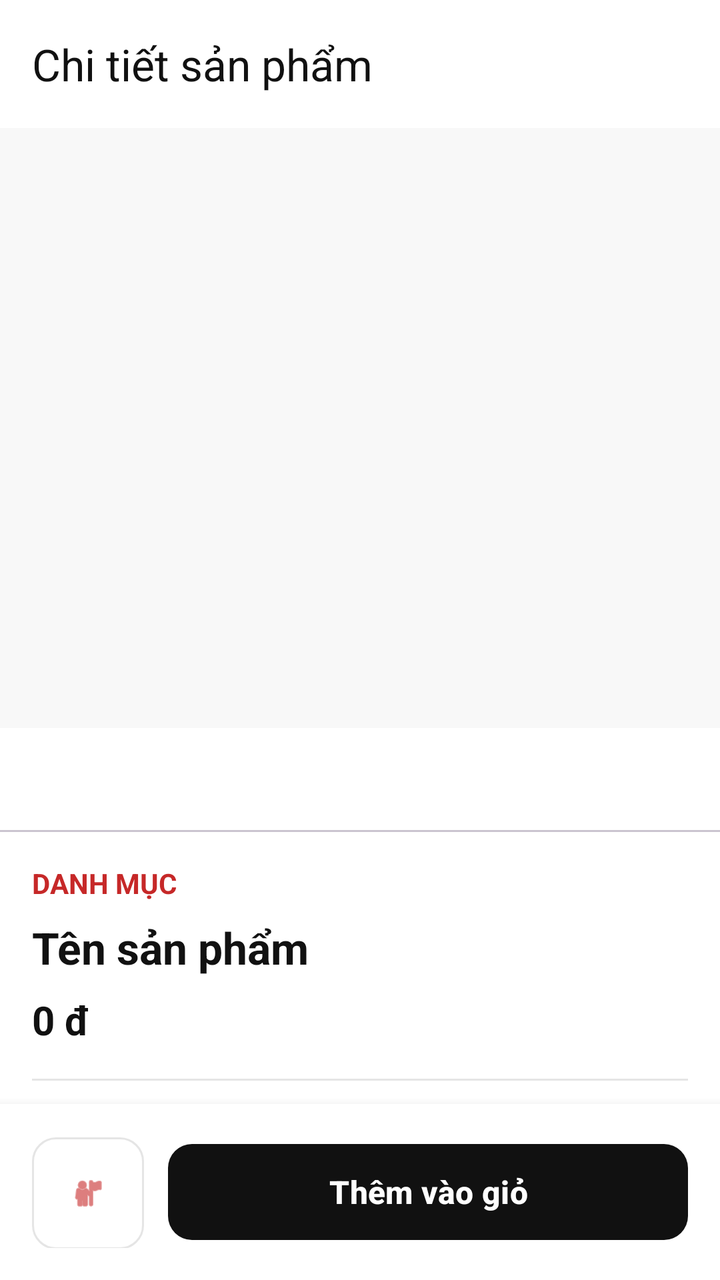
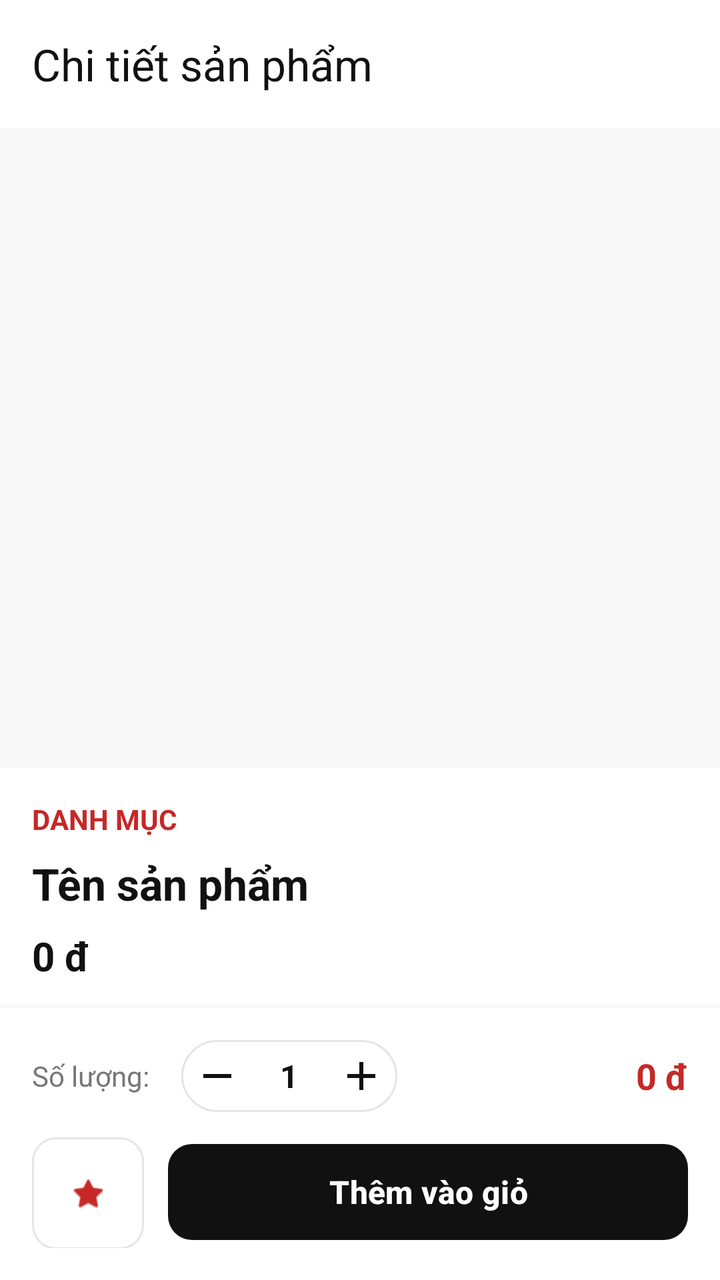

Compare the two renders of this Android layout. The source of the first and the diff that turns it into the second are given below.
<!-- AndroidManifest.xml: application theme Theme.TirTirMCommerce -->
<!-- res/layout/activity_product_detail.xml -->
<?xml version="1.0" encoding="utf-8"?>
<androidx.coordinatorlayout.widget.CoordinatorLayout xmlns:android="http://schemas.android.com/apk/res/android"
    xmlns:app="http://schemas.android.com/apk/res-auto"
    android:layout_width="match_parent"
    android:layout_height="match_parent"
    android:background="@android:color/white">

    <com.google.android.material.appbar.AppBarLayout
        android:layout_width="match_parent"
        android:layout_height="wrap_content"
        android:background="@android:color/white"
        app:elevation="0dp">

        <androidx.appcompat.widget.Toolbar
            android:id="@+id/toolbarProductDetail"
            android:layout_width="match_parent"
            android:layout_height="?attr/actionBarSize"
            app:title="@string/product_detail_title"
            app:titleTextColor="@color/tirtir_text_primary" />
    </com.google.android.material.appbar.AppBarLayout>

    <androidx.core.widget.NestedScrollView
        android:layout_width="match_parent"
        android:layout_height="match_parent"
        app:layout_behavior="@string/appbar_scrolling_view_behavior"
        android:paddingBottom="80dp">

        <LinearLayout
            android:layout_width="match_parent"
            android:layout_height="wrap_content"
            android:orientation="vertical">

            
            <androidx.viewpager2.widget.ViewPager2
                android:id="@+id/viewPagerProductImages"
                android:layout_width="match_parent"
                android:layout_height="300dp"
                android:background="@color/tirtir_off_white" />

            
            <com.google.android.material.tabs.TabLayout
                android:id="@+id/tabIndicatorImages"
                android:layout_width="match_parent"
                android:layout_height="wrap_content"
                android:layout_marginTop="4dp"
                app:tabBackground="@drawable/selector_tab_dot"
                app:tabGravity="center"
                app:tabIndicatorHeight="0dp"
                app:tabPaddingStart="4dp"
                app:tabPaddingEnd="4dp" />

            <LinearLayout
                android:layout_width="match_parent"
                android:layout_height="wrap_content"
                android:orientation="vertical"
                android:padding="16dp">

                <TextView
                    android:id="@+id/tvProductCategory"
                    android:layout_width="wrap_content"
                    android:layout_height="wrap_content"
                    android:text="@string/product_category_placeholder"
                    android:textColor="@color/tirtir_red_primary"
                    android:textSize="14sp"
                    android:textAllCaps="true"
                    android:textStyle="bold" />

                <TextView
                    android:id="@+id/tvProductName"
                    android:layout_width="match_parent"
                    android:layout_height="wrap_content"
                    android:layout_marginTop="8dp"
                    android:text="@string/product_name_placeholder"
                    android:textColor="@color/tirtir_text_primary"
                    android:textSize="22sp"
                    android:textStyle="bold" />

                <TextView
                    android:id="@+id/tvProductPrice"
                    android:layout_width="wrap_content"
                    android:layout_height="wrap_content"
                    android:layout_marginTop="8dp"
                    android:text="@string/product_price_placeholder"
                    android:textColor="@color/tirtir_text_primary"
                    android:textSize="20sp"
                    android:textStyle="bold" />

                <View
                    android:layout_width="match_parent"
                    android:layout_height="1dp"
                    android:layout_marginTop="16dp"
                    android:layout_marginBottom="16dp"
                    android:background="@color/tirtir_border_gray" />

                <TextView
                    android:layout_width="wrap_content"
                    android:layout_height="wrap_content"
                    android:text="@string/product_suitable_skin_types"
                    android:textColor="@color/tirtir_text_primary"
                    android:textStyle="bold"
                    android:textSize="16sp" />

                <TextView
                    android:id="@+id/tvSuitableSkinTypes"
                    android:layout_width="match_parent"
                    android:layout_height="wrap_content"
                    android:layout_marginTop="8dp"
                    android:text="@string/product_skin_types_placeholder"
                    android:textColor="@color/tirtir_text_secondary"
                    android:textSize="14sp" />

                <TextView
                    android:layout_width="wrap_content"
                    android:layout_height="wrap_content"
                    android:layout_marginTop="16dp"
                    android:text="@string/product_ingredients_title"
                    android:textColor="@color/tirtir_text_primary"
                    android:textStyle="bold"
                    android:textSize="16sp" />

                <TextView
                    android:id="@+id/tvIngredientList"
                    android:layout_width="match_parent"
                    android:layout_height="wrap_content"
                    android:layout_marginTop="8dp"
                    android:text="@string/product_ingredients_placeholder"
                    android:textColor="@color/tirtir_text_secondary"
                    android:textSize="14sp" />

                <TextView
                    android:layout_width="wrap_content"
                    android:layout_height="wrap_content"
                    android:layout_marginTop="16dp"
                    android:text="@string/product_description_title"
                    android:textColor="@color/tirtir_text_primary"
                    android:textStyle="bold"
                    android:textSize="16sp" />

                <TextView
                    android:id="@+id/tvProductDescription"
                    android:layout_width="match_parent"
                    android:layout_height="wrap_content"
                    android:layout_marginTop="8dp"
                    android:text="@string/product_description_placeholder"
                    android:textColor="@color/tirtir_text_secondary"
                    android:textSize="14sp"
                    android:lineSpacingExtra="4dp" />

            </LinearLayout>
        </LinearLayout>
    </androidx.core.widget.NestedScrollView>

    
    <LinearLayout
        android:layout_width="match_parent"
        android:layout_height="wrap_content"
        android:layout_gravity="bottom"
        android:background="@color/tirtir_white"
        android:elevation="8dp"
        android:orientation="horizontal"
        android:padding="16dp">

        
        <com.google.android.material.button.MaterialButton
            android:id="@+id/btnWishlist"
            style="@style/Widget.MaterialComponents.Button.OutlinedButton"
            android:layout_width="56dp"
            android:layout_height="56dp"
            android:contentDescription="@string/content_desc_wishlist"
            android:insetTop="0dp"
            android:insetBottom="0dp"
            android:padding="0dp"
            app:icon="@android:drawable/ic_menu_myplaces"
            app:iconGravity="textStart"
            app:iconPadding="0dp"
            app:iconTint="@color/tirtir_red_primary"
            app:strokeColor="@color/tirtir_border_gray"
            app:cornerRadius="12dp" />

        
        <com.google.android.material.button.MaterialButton
            android:id="@+id/btnAddToCart"
            android:layout_width="0dp"
            android:layout_height="56dp"
            android:layout_marginStart="12dp"
            android:layout_weight="1"
            android:text="@string/btn_add_to_cart"
            android:textColor="@color/tirtir_white"
            android:textSize="16sp"
            android:textStyle="bold"
            app:backgroundTint="@color/tirtir_black"
            app:cornerRadius="12dp" />
    </LinearLayout>

</androidx.coordinatorlayout.widget.CoordinatorLayout>
<!-- resources referenced by this layout -->
<resources>
  <color name="tirtir_black">#111111</color>
  <color name="tirtir_border_gray">#E5E5E5</color>
  <color name="tirtir_off_white">#F8F8F8</color>
  <color name="tirtir_red_primary">#C62828</color>
  <color name="tirtir_text_primary">#111111</color>
  <color name="tirtir_text_secondary">#777777</color>
  <color name="tirtir_white">#FFFFFF</color>
  <!-- drawable selector_tab_dot (drawable) -->
  <?xml version="1.0" encoding="utf-8"?>
  <selector xmlns:android="http://schemas.android.com/apk/res/android">
      
      <item android:state_selected="true">
          <shape android:shape="oval">
              <solid android:color="@color/tirtir_red_primary" />
              <size android:width="8dp" android:height="8dp" />
          </shape>
      </item>
      
      <item>
          <shape android:shape="oval">
              <solid android:color="@color/tirtir_silver_gray" />
              <size android:width="8dp" android:height="8dp" />
          </shape>
      </item>
  </selector>
  <string name="btn_add_to_cart">Thêm vào giỏ</string>
  <string name="content_desc_wishlist">Thêm vào yêu thích</string>
  <string name="product_category_placeholder">DANH MỤC</string>
  <string name="product_description_placeholder">Mô tả sản phẩm</string>
  <string name="product_description_title">Mô tả</string>
  <string name="product_detail_title">Chi tiết sản phẩm</string>
  <string name="product_ingredients_placeholder">Nước, Glycerin, Niacinamide...</string>
  <string name="product_ingredients_title">Thành phần</string>
  <string name="product_name_placeholder">Tên sản phẩm</string>
  <string name="product_price_placeholder">0 đ</string>
  <string name="product_skin_types_placeholder">Mọi loại da, da nhạy cảm</string>
  <string name="product_suitable_skin_types">Loại da phù hợp</string>
  <style name="Theme.TirTirMCommerce" parent="Base.Theme.TirTirMCommerce" />
  <color name="tirtir_silver_gray">#BDBDBD</color>
  <color name="tirtir_red_dark">#8E0000</color>
  <color name="tirtir_red_surface">#FFEBEE</color>
  <color name="tirtir_error">#D32F2F</color>
  <!-- unchanged entries left out for length: 1 -->
</resources>

<!-- the commit's change to res/layout/activity_product_detail.xml (unified diff, before → after) -->
@@ -3,7 +3,7 @@
     xmlns:app="http://schemas.android.com/apk/res-auto"
     android:layout_width="match_parent"
     android:layout_height="match_parent"
-    android:background="@android:color/white">
+    android:background="@color/tirtir_white">
 
     <com.google.android.material.appbar.AppBarLayout
         android:layout_width="match_parent"
@@ -31,23 +31,42 @@
             android:orientation="vertical">
 
             
-            <androidx.viewpager2.widget.ViewPager2
-                android:id="@+id/viewPagerProductImages"
+            
+            <FrameLayout
                 android:layout_width="match_parent"
-                android:layout_height="300dp"
-                android:background="@color/tirtir_off_white" />
-
-            
-            <com.google.android.material.tabs.TabLayout
-                android:id="@+id/tabIndicatorImages"
-                android:layout_width="match_parent"
-                android:layout_height="wrap_content"
-                android:layout_marginTop="4dp"
-                app:tabBackground="@drawable/selector_tab_dot"
-                app:tabGravity="center"
-                app:tabIndicatorHeight="0dp"
-                app:tabPaddingStart="4dp"
-                app:tabPaddingEnd="4dp" />
+                android:layout_height="320dp"
+                android:background="@color/tirtir_off_white">
+
+                <ImageView
+                    android:id="@+id/ivProductDetailImage"
+                    android:layout_width="match_parent"
+                    android:layout_height="match_parent"
+                    android:scaleType="centerCrop"
+                    android:background="@color/tirtir_off_white"
+                    android:contentDescription="@string/product_name_placeholder" />
+
+                
+                <androidx.viewpager2.widget.ViewPager2
+                    android:id="@+id/viewPagerProductImages"
+                    android:layout_width="match_parent"
+                    android:layout_height="match_parent"
+                    android:visibility="gone" />
+
+                <com.google.android.material.tabs.TabLayout
+                    android:id="@+id/tabIndicatorImages"
+                    android:layout_width="wrap_content"
+                    android:layout_height="16dp"
+                    android:layout_gravity="bottom|center_horizontal"
+                    android:layout_marginBottom="8dp"
+                    android:background="@android:color/transparent"
+                    app:tabBackground="@drawable/tab_selector"
+                    app:tabGravity="center"
+                    app:tabIndicatorHeight="0dp"
+                    app:tabPaddingEnd="4dp"
+                    app:tabPaddingStart="4dp"
+                    android:visibility="gone"/>
+
+            </FrameLayout>
 
             <LinearLayout
                 android:layout_width="match_parent"
@@ -157,39 +176,126 @@
         android:layout_gravity="bottom"
         android:background="@color/tirtir_white"
         android:elevation="8dp"
-        android:orientation="horizontal"
+        android:orientation="vertical"
         android:padding="16dp">
 
-        
-        <com.google.android.material.button.MaterialButton
-            android:id="@+id/btnWishlist"
-            style="@style/Widget.MaterialComponents.Button.OutlinedButton"
-            android:layout_width="56dp"
-            android:layout_height="56dp"
-            android:contentDescription="@string/content_desc_wishlist"
-            android:insetTop="0dp"
-            android:insetBottom="0dp"
-            android:padding="0dp"
-            app:icon="@android:drawable/ic_menu_myplaces"
-            app:iconGravity="textStart"
-            app:iconPadding="0dp"
-            app:iconTint="@color/tirtir_red_primary"
-            app:strokeColor="@color/tirtir_border_gray"
-            app:cornerRadius="12dp" />
-
-        
-        <com.google.android.material.button.MaterialButton
-            android:id="@+id/btnAddToCart"
-            android:layout_width="0dp"
-            android:layout_height="56dp"
-            android:layout_marginStart="12dp"
-            android:layout_weight="1"
-            android:text="@string/btn_add_to_cart"
-            android:textColor="@color/tirtir_white"
-            android:textSize="16sp"
-            android:textStyle="bold"
-            app:backgroundTint="@color/tirtir_black"
-            app:cornerRadius="12dp" />
+        <LinearLayout
+            android:layout_width="match_parent"
+            android:layout_height="wrap_content"
+            android:orientation="horizontal"
+            android:gravity="center_vertical"
+            android:layout_marginBottom="12dp">
+            
+            <TextView
+                android:layout_width="wrap_content"
+                android:layout_height="wrap_content"
+                android:text="Số lượng:"
+                android:textColor="@color/tirtir_text_secondary"
+                android:textSize="14sp"
+                android:layout_marginEnd="16dp"/>
+                
+            <LinearLayout
+                android:layout_width="wrap_content"
+                android:layout_height="36dp"
+                android:orientation="horizontal"
+                android:background="@drawable/bg_stepper"
+                android:gravity="center_vertical">
+                
+                <ImageButton
+                    android:id="@+id/btnDecreaseQty"
+                    android:layout_width="36dp"
+                    android:layout_height="36dp"
+                    android:background="?attr/selectableItemBackground"
+                    android:src="@drawable/ic_minus"
+                    app:tint="@color/tirtir_black"/>
+                    
+                <TextView
+                    android:id="@+id/tvQuantity"
+                    android:layout_width="36dp"
+                    android:layout_height="wrap_content"
+                    android:text="1"
+                    android:gravity="center"
+                    android:textColor="@color/tirtir_black"
+                    android:textStyle="bold"
+                    android:textSize="16sp"/>
+                    
+                <ImageButton
+                    android:id="@+id/btnIncreaseQty"
+                    android:layout_width="36dp"
+                    android:layout_height="36dp"
+                    android:background="?attr/selectableItemBackground"
+                    android:src="@drawable/ic_plus"
+                    app:tint="@color/tirtir_black"/>
+            </LinearLayout>
+            
+            <View
+                android:layout_width="0dp"
+                android:layout_height="0dp"
+                android:layout_weight="1"/>
+                
+            <TextView
+                android:id="@+id/tvTotalPrice"
+                android:layout_width="wrap_content"
+                android:layout_height="wrap_content"
+                android:text="0 đ"
+                android:textColor="@color/tirtir_red_primary"
+                android:textSize="18sp"
+                android:textStyle="bold"/>
+        </LinearLayout>
+
+        <LinearLayout
+            android:layout_width="match_parent"
+            android:layout_height="wrap_content"
+            android:orientation="horizontal">
+            
+            <com.google.android.material.button.MaterialButton
+                android:id="@+id/btnWishlist"
+                style="@style/Widget.MaterialComponents.Button.OutlinedButton"
+                android:layout_width="56dp"
+                android:layout_height="56dp"
+                android:contentDescription="@string/content_desc_wishlist"
+                android:insetTop="0dp"
+                android:insetBottom="0dp"
+                android:padding="0dp"
+                app:icon="@android:drawable/btn_star_big_off"
+                app:iconGravity="textStart"
+                app:iconPadding="0dp"
+                app:iconTint="@color/tirtir_red_primary"
+                app:strokeColor="@color/tirtir_border_gray"
+                app:cornerRadius="12dp" />
+
+            
+            <com.google.android.material.button.MaterialButton
+                android:id="@+id/btnARTryOn"
+                style="@style/Widget.MaterialComponents.Button.OutlinedButton"
+                android:layout_width="56dp"
+                android:layout_height="56dp"
+                android:layout_marginStart="8dp"
+                android:contentDescription="AR Try-On"
+                android:insetTop="0dp"
+                android:insetBottom="0dp"
+                android:padding="0dp"
+                app:icon="@android:drawable/ic_menu_camera"
+                app:iconGravity="textStart"
+                app:iconPadding="0dp"
+                app:iconTint="@color/tirtir_red_primary"
+                app:strokeColor="@color/tirtir_red_primary"
+                app:cornerRadius="12dp"
+                android:visibility="gone" />
+
+            <com.google.android.material.button.MaterialButton
+                android:id="@+id/btnAddToCart"
+                android:layout_width="0dp"
+                android:layout_height="56dp"
+                android:layout_marginStart="12dp"
+                android:layout_weight="1"
+                android:text="@string/btn_add_to_cart"
+                android:textColor="@color/tirtir_white"
+                android:textSize="16sp"
+                android:textStyle="bold"
+                app:backgroundTint="@color/tirtir_black"
+                app:cornerRadius="12dp" />
+        </LinearLayout>
     </LinearLayout>
 
 </androidx.coordinatorlayout.widget.CoordinatorLayout>
<!-- resource entries referenced after the edit -->
@@ -7,23 +7,38 @@
   <color name="tirtir_text_primary">#111111</color>
   <color name="tirtir_text_secondary">#777777</color>
   <color name="tirtir_white">#FFFFFF</color>
-  <!-- drawable selector_tab_dot (drawable) -->
+  <!-- drawable bg_stepper (drawable) -->
+  <?xml version="1.0" encoding="utf-8"?>
+  <shape xmlns:android="http://schemas.android.com/apk/res/android">
+      <solid android:color="@color/tirtir_white" />
+      <stroke android:width="1dp" android:color="@color/tirtir_border_gray" />
+      <corners android:radius="18dp" />
+  </shape>
+  <!-- drawable ic_minus (drawable) -->
+  <vector xmlns:android="http://schemas.android.com/apk/res/android"
+      android:width="24dp"
+      android:height="24dp"
+      android:viewportWidth="24"
+      android:viewportHeight="24">
+      <path
+          android:fillColor="#000000"
+          android:pathData="M19,13H5V11H19V13Z" />
+  </vector>
+  <!-- drawable ic_plus (drawable) -->
+  <vector xmlns:android="http://schemas.android.com/apk/res/android"
+      android:width="24dp"
+      android:height="24dp"
+      android:viewportWidth="24"
+      android:viewportHeight="24">
+      <path
+          android:fillColor="#000000"
+          android:pathData="M19,13H13V19H11V13H5V11H11V5H13V11H19V13Z" />
+  </vector>
+  <!-- drawable tab_selector (drawable) -->
   <?xml version="1.0" encoding="utf-8"?>
   <selector xmlns:android="http://schemas.android.com/apk/res/android">
-      
-      <item android:state_selected="true">
-          <shape android:shape="oval">
-              <solid android:color="@color/tirtir_red_primary" />
-              <size android:width="8dp" android:height="8dp" />
-          </shape>
-      </item>
-      
-      <item>
-          <shape android:shape="oval">
-              <solid android:color="@color/tirtir_silver_gray" />
-              <size android:width="8dp" android:height="8dp" />
-          </shape>
-      </item>
+      <item android:state_selected="true" android:drawable="@drawable/tab_indicator_selected" />
+      <item android:drawable="@drawable/tab_indicator_default" />
   </selector>
   <string name="btn_add_to_cart">Thêm vào giỏ</string>
   <string name="content_desc_wishlist">Thêm vào yêu thích</string>
@@ -38,6 +53,20 @@
   <string name="product_skin_types_placeholder">Mọi loại da, da nhạy cảm</string>
   <string name="product_suitable_skin_types">Loại da phù hợp</string>
   <style name="Theme.TirTirMCommerce" parent="Base.Theme.TirTirMCommerce" />
+  <!-- drawable tab_indicator_selected (drawable) -->
+  <?xml version="1.0" encoding="utf-8"?>
+  <shape xmlns:android="http://schemas.android.com/apk/res/android"
+      android:shape="oval">
+      <solid android:color="@color/tirtir_red_primary"/>
+      <size android:width="8dp" android:height="8dp"/>
+  </shape>
+  <!-- drawable tab_indicator_default (drawable) -->
+  <?xml version="1.0" encoding="utf-8"?>
+  <shape xmlns:android="http://schemas.android.com/apk/res/android"
+      android:shape="oval">
+      <solid android:color="@color/tirtir_silver_gray"/>
+      <size android:width="8dp" android:height="8dp"/>
+  </shape>
   <color name="tirtir_silver_gray">#BDBDBD</color>
   <color name="tirtir_red_dark">#8E0000</color>
   <color name="tirtir_red_surface">#FFEBEE</color>
